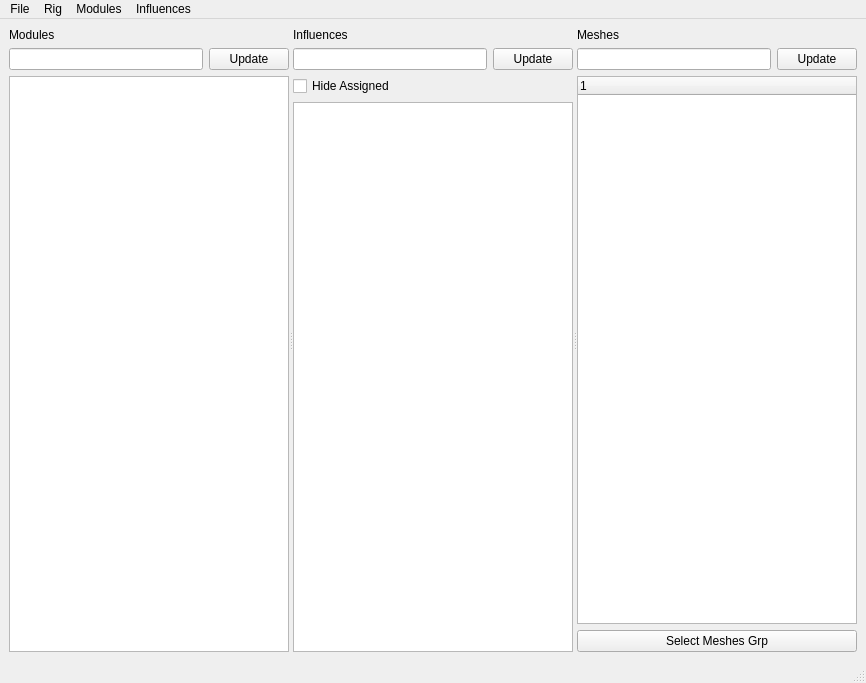
Above: scripts/omtk/ui.ui from renaudll/omtk before the change. Below: the same form after it.
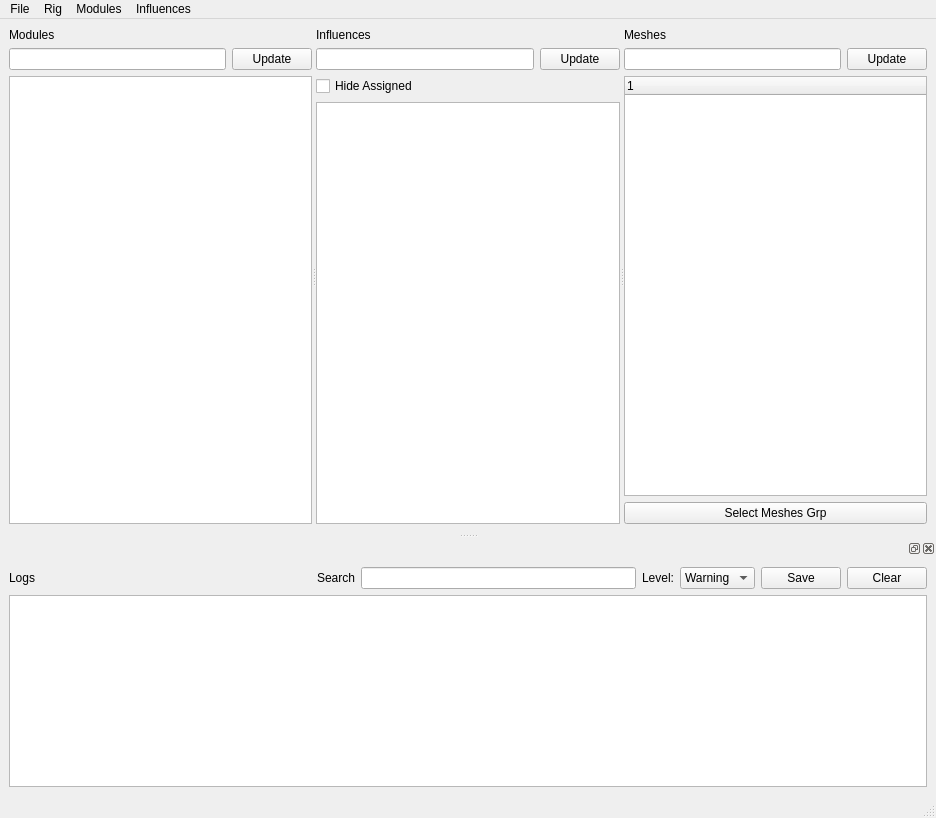
That is the form after the change.

Diff of the .ui file:
```diff
--- a/scripts/omtk/ui.ui
+++ b/scripts/omtk/ui.ui
@@ -6,8 +6,8 @@
    <rect>
     <x>0</x>
     <y>0</y>
-    <width>866</width>
-    <height>683</height>
+    <width>936</width>
+    <height>818</height>
    </rect>
   </property>
   <property name="windowTitle">
@@ -160,7 +160,7 @@
     <rect>
      <x>0</x>
      <y>0</y>
-     <width>866</width>
+     <width>936</width>
      <height>26</height>
     </rect>
    </property>
@@ -203,6 +203,100 @@
    <addaction name="menuInfluences"/>
   </widget>
   <widget class="QStatusBar" name="statusbar"/>
+  <widget class="QDockWidget" name="dockWidget">
+   <attribute name="dockWidgetArea">
+    <number>8</number>
+   </attribute>
+   <widget class="QWidget" name="dockWidgetContents">
+    <layout class="QVBoxLayout" name="verticalLayout_4">
+     <item>
+      <layout class="QHBoxLayout" name="horizontalLayout_4">
+       <item>
+        <widget class="QLabel" name="label_2">
+         <property name="text">
+          <string>Logs</string>
+         </property>
+        </widget>
+       </item>
+       <item>
+        <spacer name="horizontalSpacer">
+         <property name="orientation">
+          <enum>Qt::Horizontal</enum>
+         </property>
+         <property name="sizeHint" stdset="0">
+          <size>
+           <width>40</width>
+           <height>20</height>
+          </size>
+         </property>
+        </spacer>
+       </item>
+       <item>
+        <widget class="QLabel" name="label_4">
+         <property name="text">
+          <string>Search</string>
+         </property>
+        </widget>
+       </item>
+       <item>
+        <widget class="QLineEdit" name="lineEdit_log_search"/>
+       </item>
+       <item>
+        <widget class="QLabel" name="label_3">
+         <property name="text">
+          <string>Level:</string>
+         </property>
+        </widget>
+       </item>
+       <item>
+        <widget class="QComboBox" name="comboBox_log_level">
+         <property name="currentIndex">
+          <number>1</number>
+         </property>
+         <item>
+          <property name="text">
+           <string>Error</string>
+          </property>
+         </item>
+         <item>
+          <property name="text">
+           <string>Warning</string>
+          </property>
+         </item>
+         <item>
+          <property name="text">
+           <string>Info</string>
+          </property>
+         </item>
+         <item>
+          <property name="text">
+           <string>Debug</string>
+          </property>
+         </item>
+        </widget>
+       </item>
+       <item>
+        <widget class="QPushButton" name="pushButton_logs_save">
+         <property name="text">
+          <string>Save</string>
+         </property>
+        </widget>
+       </item>
+       <item>
+        <widget class="QPushButton" name="pushButton_logs_clear">
+         <property name="text">
+          <string>Clear</string>
+         </property>
+        </widget>
+       </item>
+      </layout>
+     </item>
+     <item>
+      <widget class="QTableView" name="tableView_logs"/>
+     </item>
+    </layout>
+   </widget>
+  </widget>
   <action name="actionUpdate">
    <property name="text">
     <string>Update All</string>
```
Left out of the diff: 93 changed lines with no effect on the pictures.
